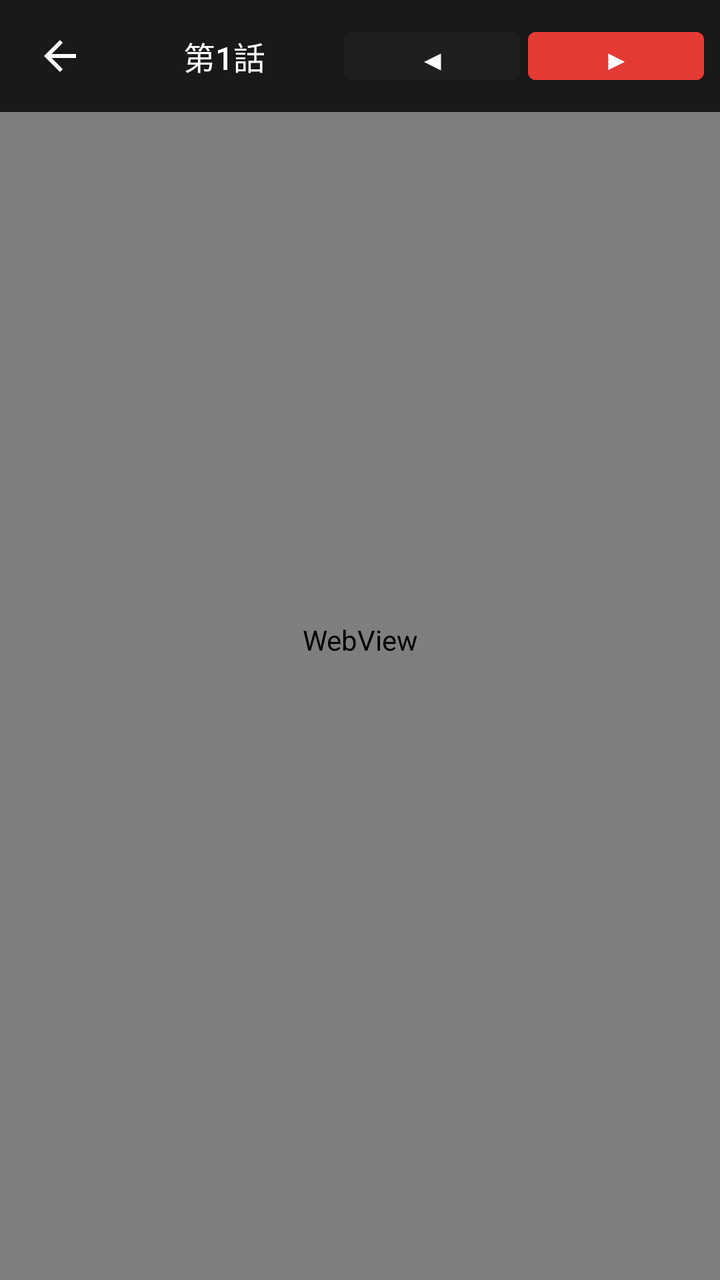
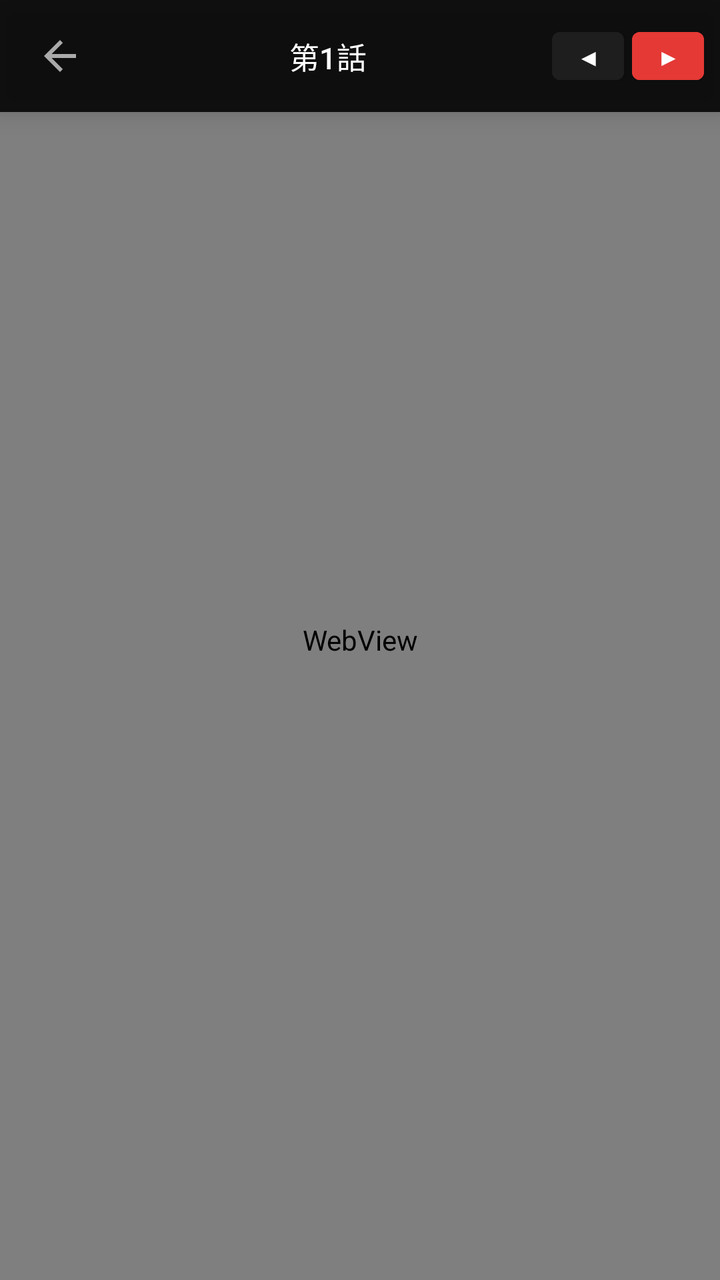

An Android layout rendered at two revisions. The XML below is the earlier revision; the diff shows what the commit changed to produce the second picture.
<!-- AndroidManifest.xml: application theme Theme.MangaTranslator -->
<!-- res/layout/activity_reader.xml -->
<?xml version="1.0" encoding="utf-8"?>
<androidx.constraintlayout.widget.ConstraintLayout
    xmlns:android="http://schemas.android.com/apk/res/android"
    xmlns:app="http://schemas.android.com/apk/res-auto"
    android:layout_width="match_parent"
    android:layout_height="match_parent"
    android:background="#000000">

    
    <WebView
        android:id="@+id/webView"
        android:layout_width="match_parent"
        android:layout_height="match_parent"
        app:layout_constraintTop_toTopOf="parent"
        app:layout_constraintBottom_toBottomOf="parent"
        app:layout_constraintStart_toStartOf="parent"
        app:layout_constraintEnd_toEndOf="parent" />

    
    <ProgressBar
        android:id="@+id/progressBar"
        android:layout_width="wrap_content"
        android:layout_height="wrap_content"
        android:indeterminateTint="@color/accent"
        android:visibility="gone"
        app:layout_constraintTop_toTopOf="parent"
        app:layout_constraintBottom_toBottomOf="parent"
        app:layout_constraintStart_toStartOf="parent"
        app:layout_constraintEnd_toEndOf="parent" />

    
    <LinearLayout
        android:id="@+id/navBar"
        android:layout_width="match_parent"
        android:layout_height="56dp"
        android:background="#CC000000"
        android:gravity="center_vertical"
        android:orientation="horizontal"
        android:paddingHorizontal="8dp"
        app:layout_constraintTop_toTopOf="parent"
        app:layout_constraintStart_toStartOf="parent"
        app:layout_constraintEnd_toEndOf="parent">

        <ImageButton
            android:id="@+id/btnClose"
            android:layout_width="44dp"
            android:layout_height="44dp"
            android:src="@drawable/ic_arrow_back"
            android:background="?attr/selectableItemBackgroundBorderless"
            android:tint="@color/white" />

        <TextView
            android:id="@+id/tvEpisodeTitle"
            android:layout_width="0dp"
            android:layout_height="wrap_content"
            android:layout_weight="1"
            android:gravity="center"
            android:text="第1話"
            android:textColor="@color/white"
            android:textSize="16sp"
            android:fontFamily="sans-serif-medium" />

        <Button
            android:id="@+id/btnPrevEpisode"
            android:layout_width="wrap_content"
            android:layout_height="36dp"
            android:text="◀"
            android:textSize="14sp"
            android:backgroundTint="@color/bg_secondary"
            android:textColor="@color/white"
            android:layout_marginEnd="4dp" />

        <Button
            android:id="@+id/btnNextEpisode"
            android:layout_width="wrap_content"
            android:layout_height="36dp"
            android:text="▶"
            android:textSize="14sp"
            android:backgroundTint="@color/accent"
            android:textColor="@color/white" />

    </LinearLayout>

</androidx.constraintlayout.widget.ConstraintLayout>
<!-- resources referenced by this layout -->
<resources>
  <color name="accent">#E53935</color>
  <color name="bg_secondary">#1E1E1E</color>
  <color name="white">#FFFFFF</color>
  <!-- drawable ic_arrow_back (drawable) -->
  <?xml version="1.0" encoding="utf-8"?>
  <vector xmlns:android="http://schemas.android.com/apk/res/android"
      android:width="24dp"
      android:height="24dp"
      android:viewportWidth="24"
      android:viewportHeight="24"
      android:tint="?attr/colorControlNormal">
      <path
          android:fillColor="@android:color/white"
          android:pathData="M20,11H7.83l5.59,-5.59L12,4l-8,8 8,8 1.41,-1.41L7.83,13H20v-2z" />
  </vector>
  <style name="Theme.MangaTranslator" parent="Theme.MaterialComponents.DayNight.NoActionBar">
          <item name="colorPrimary">@color/accent</item>
          <item name="colorPrimaryVariant">@color/accent_dark</item>
          <item name="colorOnPrimary">@color/white</item>
          <item name="colorSecondary">@color/accent</item>
          <item name="colorOnSecondary">@color/white</item>
          <item name="android:statusBarColor">@color/bg_secondary</item>
          <item name="android:navigationBarColor">@color/bg_primary</item>
          <item name="android:windowBackground">@color/bg_primary</item>
          <item name="android:textColorPrimary">@color/text_primary</item>
          <item name="android:textColorSecondary">@color/text_secondary</item>
      </style>
  <color name="accent_dark">#B71C1C</color>
  <color name="bg_primary">#121212</color>
  <color name="text_primary">#FFFFFF</color>
  <color name="text_secondary">#AAAAAA</color>
</resources>

<!-- the commit's change to res/layout/activity_reader.xml (unified diff, before → after) -->
@@ -11,6 +11,20 @@
         android:id="@+id/webView"
         android:layout_width="match_parent"
         android:layout_height="match_parent"
+        android:visibility="visible"
+        app:layout_constraintTop_toTopOf="parent"
+        app:layout_constraintBottom_toBottomOf="parent"
+        app:layout_constraintStart_toStartOf="parent"
+        app:layout_constraintEnd_toEndOf="parent" />
+
+    
+    <androidx.recyclerview.widget.RecyclerView
+        android:id="@+id/recyclerView"
+        android:layout_width="match_parent"
+        android:layout_height="match_parent"
+        android:visibility="gone"
+        android:background="#111111"
+        android:scrollbars="none"
         app:layout_constraintTop_toTopOf="parent"
         app:layout_constraintBottom_toBottomOf="parent"
         app:layout_constraintStart_toStartOf="parent"
@@ -19,8 +33,8 @@
     
     <ProgressBar
         android:id="@+id/progressBar"
-        android:layout_width="wrap_content"
-        android:layout_height="wrap_content"
+        android:layout_width="48dp"
+        android:layout_height="48dp"
         android:indeterminateTint="@color/accent"
         android:visibility="gone"
         app:layout_constraintTop_toTopOf="parent"
@@ -29,26 +43,45 @@
         app:layout_constraintEnd_toEndOf="parent" />
 
     
+    <TextView
+        android:id="@+id/tvModelStatus"
+        android:layout_width="wrap_content"
+        android:layout_height="wrap_content"
+        android:background="#CC000000"
+        android:paddingHorizontal="16dp"
+        android:paddingVertical="8dp"
+        android:textColor="@color/accent"
+        android:textSize="13sp"
+        android:visibility="gone"
+        app:layout_constraintBottom_toTopOf="@+id/navBar"
+        app:layout_constraintStart_toStartOf="parent"
+        app:layout_constraintEnd_toEndOf="parent"
+        android:layout_marginBottom="4dp" />
+
+    
     <LinearLayout
         android:id="@+id/navBar"
         android:layout_width="match_parent"
         android:layout_height="56dp"
-        android:background="#CC000000"
+        android:background="#DD000000"
         android:gravity="center_vertical"
         android:orientation="horizontal"
         android:paddingHorizontal="8dp"
         app:layout_constraintTop_toTopOf="parent"
         app:layout_constraintStart_toStartOf="parent"
-        app:layout_constraintEnd_toEndOf="parent">
+        app:layout_constraintEnd_toEndOf="parent"
+        android:elevation="8dp">
 
+        
         <ImageButton
             android:id="@+id/btnClose"
             android:layout_width="44dp"
             android:layout_height="44dp"
             android:src="@drawable/ic_arrow_back"
             android:background="?attr/selectableItemBackgroundBorderless"
-            android:tint="@color/white" />
+            android:contentDescription="戻る" />
 
+        
         <TextView
             android:id="@+id/tvEpisodeTitle"
             android:layout_width="0dp"
@@ -57,27 +90,44 @@
             android:gravity="center"
             android:text="第1話"
             android:textColor="@color/white"
-            android:textSize="16sp"
+            android:textSize="15sp"
             android:fontFamily="sans-serif-medium" />
 
+        
+        <Button
+            android:id="@+id/btnToggleOcr"
+            android:layout_width="wrap_content"
+            android:layout_height="32dp"
+            android:text="翻訳"
+            android:textSize="11sp"
+            android:backgroundTint="@color/accent"
+            android:textColor="@color/white"
+            android:visibility="gone"
+            android:layout_marginEnd="4dp"
+            android:paddingHorizontal="8dp" />
+
+        
         <Button
             android:id="@+id/btnPrevEpisode"
-            android:layout_width="wrap_content"
+            android:layout_width="36dp"
             android:layout_height="36dp"
             android:text="◀"
-            android:textSize="14sp"
+            android:textSize="12sp"
             android:backgroundTint="@color/bg_secondary"
             android:textColor="@color/white"
-            android:layout_marginEnd="4dp" />
+            android:layout_marginEnd="4dp"
+            android:paddingHorizontal="4dp" />
 
+        
         <Button
             android:id="@+id/btnNextEpisode"
-            android:layout_width="wrap_content"
+            android:layout_width="36dp"
             android:layout_height="36dp"
             android:text="▶"
-            android:textSize="14sp"
+            android:textSize="12sp"
             android:backgroundTint="@color/accent"
-            android:textColor="@color/white" />
+            android:textColor="@color/white"
+            android:paddingHorizontal="4dp" />
 
     </LinearLayout>
 
